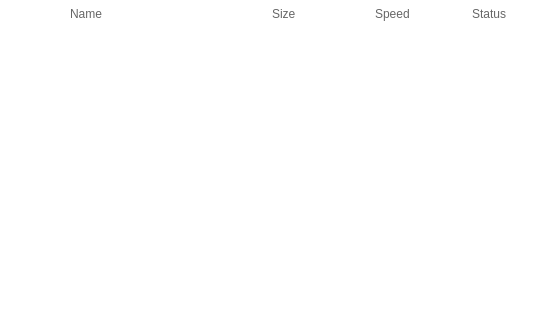
This is src/MEGASync/gui/linux/TransfersWidget.ui in meganz/MEGAsync as Qt 5 draws it before an edit; both pictures show x 0 to 538 and y 0 to 320 of the 768 by 642 pixel window. The edited form follows.
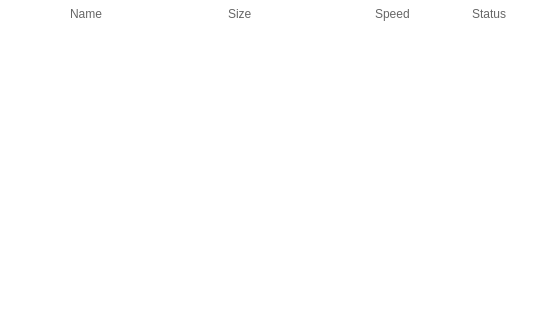
This is the edited form. Icons and pictures are not drawn. Custom widgets are drawn as their Qt base class.

Patch:
```diff
--- a/src/MEGASync/gui/linux/TransfersWidget.ui
+++ b/src/MEGASync/gui/linux/TransfersWidget.ui
@@ -269,13 +269,13 @@
             </property>
             <property name="minimumSize">
              <size>
-              <width>96</width>
+              <width>140</width>
               <height>28</height>
              </size>
             </property>
             <property name="maximumSize">
              <size>
-              <width>96</width>
+              <width>140</width>
               <height>28</height>
              </size>
             </property>
```
